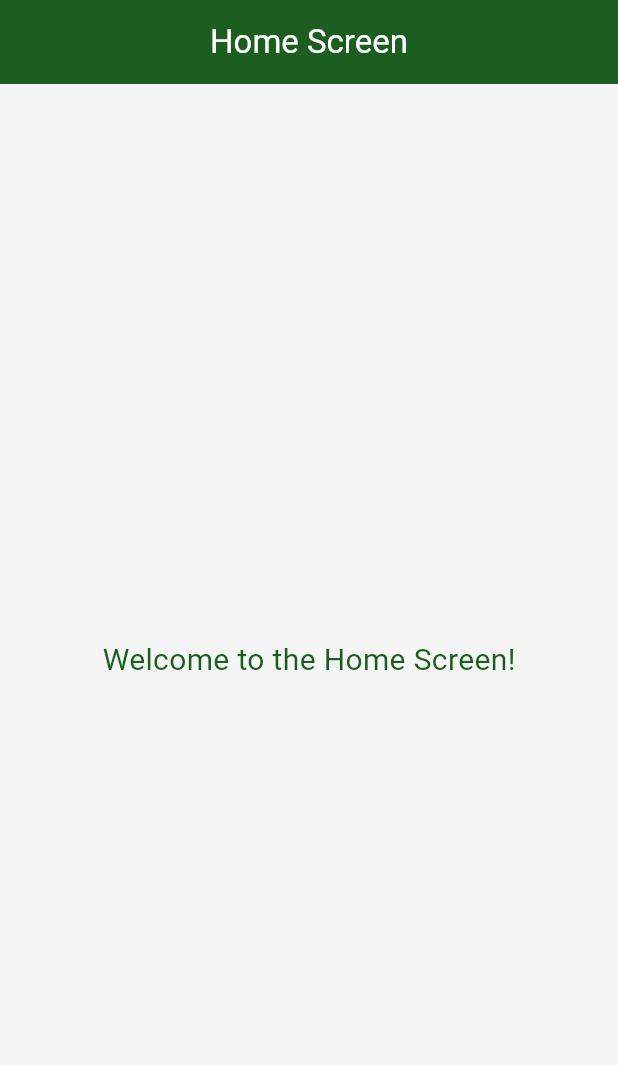
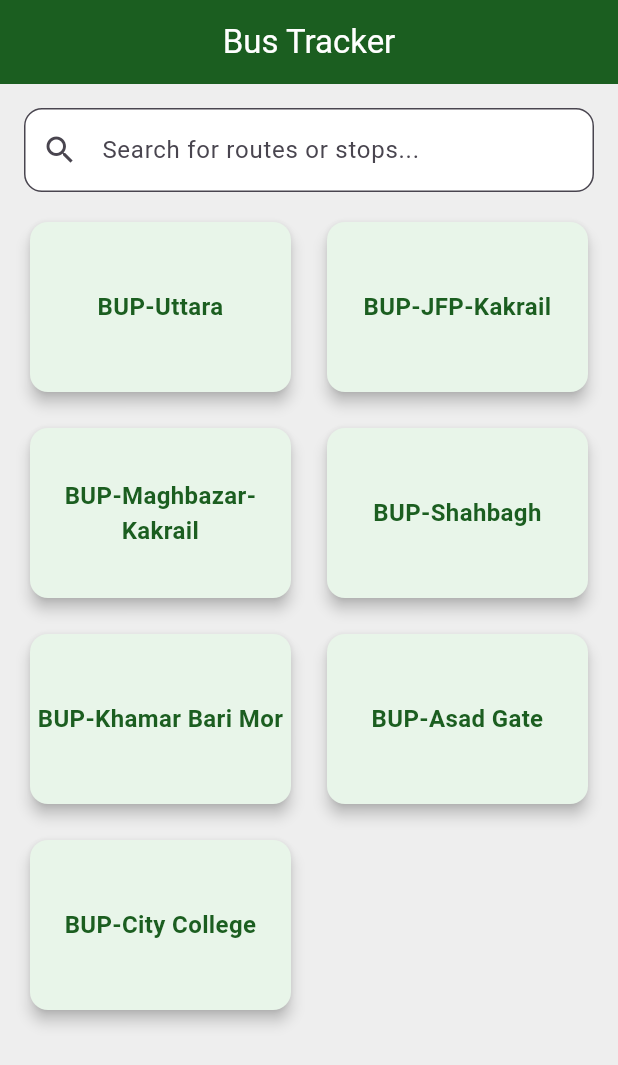
Before and after one commit to Samiul-Hossen-Sarkar-Santo/bus_tracker_user_app, a Flutter app: the screen it shows after launch, on a phone screen of 412 x 824 dp. Shown: the top 1065 px of the screen. Run offline on Flutter 3.47's test engine with Material 3 defaults, Android fonts, the phone set to English and light mode, and no system bars.

Commit message:
added bus route images and finalized the home screen

```diff
--- a/lib/main.dart
+++ b/lib/main.dart
@@ -8,7 +8,6 @@ void main() {
 class MyApp extends StatelessWidget {
   const MyApp({super.key});
 
-  // This widget is the root of your application.
   @override
   Widget build(BuildContext context) {
     return const MaterialApp(
--- /dev/null
+++ b/lib/models/route_model.dart
@@ -0,0 +1,38 @@
+enum RouteModel {
+  route1(
+    title: "BUP-Uttara",
+    image: "BUS_ROUTE_STD-0.png",
+  ),
+  route2(
+    title: "BUP-JFP-Kakrail",
+    image: "BUS_ROUTE_STD-1.png",
+  ),
+  route3(
+    title: "BUP-Maghbazar-Kakrail",
+    image: "BUS_ROUTE_STD-2.png",
+  ),
+  route4(
+    title: "BUP-Shahbagh",
+    image: "BUS_ROUTE_STD-3.png",
+  ),
+  route5(
+    title: "BUP-Khamar Bari Mor",
+    image: "BUS_ROUTE_STD-4.png",
+  ),
+  route6(
+    title: "BUP-Asad Gate",
+    image: "BUS_ROUTE_STD-5.png",
+  ),
+  route7(
+    title: "BUP-City College",
+    image: "BUS_ROUTE_STD-6.png",
+  );
+
+  const RouteModel({
+    required this.title,
+    required this.image,
+  });
+
+  final String title;
+  final String image;
+}
--- a/lib/screens/home.dart
+++ b/lib/screens/home.dart
@@ -1,3 +1,5 @@
+import 'package:bus_tracker_user_app/models/route_model.dart';
+import 'package:bus_tracker_user_app/screens/routes.dart';
 import 'package:flutter/material.dart';
 
 class HomeScreen extends StatelessWidget {
@@ -7,28 +9,79 @@ class HomeScreen extends StatelessWidget {
   Widget build(BuildContext context) {
     return Scaffold(
       appBar: AppBar(
+        title: const Text(
+          'Bus Tracker',
+          style: TextStyle(color: Colors.white),
+        ),
         backgroundColor: Colors.green[900],
         centerTitle: true,
-        title: const Text(
-          'Home Screen',
-          style: TextStyle(
-            color: Colors.white,
+      ),
+      body: Column(
+        children: [
+          // Search bar at the top
+          Padding(
+            padding: const EdgeInsets.all(16.0),
+            child: TextField(
+              decoration: InputDecoration(
+                hintText: 'Search for routes or stops...',
+                prefixIcon: const Icon(Icons.search),
+                border: OutlineInputBorder(
+                  borderRadius: BorderRadius.circular(12.0),
+                ),
+                filled: true,
+                fillColor: Colors.white,
               ),
             ),
           ),
-      body: Container(
-        padding: const EdgeInsets.all(16),
-        color: Colors.grey[100],
+          // Grid layout for bus routes
+          Expanded(
+            child: Padding(
+              padding: const EdgeInsets.symmetric(horizontal: 16.0),
+              child: GridView.builder(
+                gridDelegate: const SliverGridDelegateWithFixedCrossAxisCount(
+                  crossAxisCount: 2, // 2 cards per row
+                  mainAxisSpacing: 16.0,
+                  crossAxisSpacing: 16.0,
+                  childAspectRatio: 3 / 2, // Aspect ratio for cards
+                ),
+                itemCount: RouteModel.values.length,
+                itemBuilder: (context, index) {
+                  final route = RouteModel.values[index];
+                  return GestureDetector(
+                    onTap: () {
+                      Navigator.push(
+                        context,
+                        MaterialPageRoute(
+                          builder: (ctx) => Routes(routeModel: route),
+                        ),
+                      );
+                    },
+                    child: Card(
+                      elevation: 4,
+                      shape: RoundedRectangleBorder(
+                        borderRadius: BorderRadius.circular(12.0),
+                      ),
+                      color: Colors.green[50],
                       child: Center(
                         child: Text(
-            'Welcome to the Home Screen!',
+                          route.title,
                           style: TextStyle(
-              fontSize: 20.0,
                             color: Colors.green[900],
+                            fontWeight: FontWeight.bold,
+                            fontSize: 16.0,
                           ),
+                          textAlign: TextAlign.center,
                         ),
                       ),
                     ),
                   );
+                },
+              ),
+            ),
+          ),
+        ],
+      ),
+      backgroundColor: Colors.grey[200],
+    );
   }
 }
--- a/lib/screens/loading.dart
+++ b/lib/screens/loading.dart
@@ -22,7 +22,7 @@ class _LoadingScreenState extends State<LoadingScreen>
     // Initialize animation controller
     _animationController = AnimationController(
       vsync: this,
-      duration: const Duration(seconds: 2), // Total duration including morph
+      duration: const Duration(seconds: 3),
     );
 
     // Define animations
@@ -45,7 +45,7 @@ class _LoadingScreenState extends State<LoadingScreen>
     _animationController.forward();
 
     // Schedule the transition to HomeScreen
-    Future.delayed(const Duration(seconds: 2), () {
+    Future.delayed(const Duration(seconds: 3), () {
       Navigator.pushReplacement(
         context,
         MaterialPageRoute(builder: (context) => const HomeScreen()),
@@ -88,7 +88,7 @@ class _LoadingScreenState extends State<LoadingScreen>
             child: ScaleTransition(
               scale: _scaleAnimation,
               child: Image.asset(
-                'assets/images/BUP.png', // Replace with your PNG logo file path
+                'assets/images/BUP.png',
                 width: 150.0,
                 height: 150.0,
               ),
@@ -111,7 +111,7 @@ class _LoadingScreenState extends State<LoadingScreen>
 
   Widget _buildHomeMorph() {
     return Container(
-      color: Colors.grey[100], // Match the home screen background color
+      color: Colors.grey[100],
       child: Center(
         child: Opacity(
           opacity: _morphAnimation.value,
```
Also changed, not shown: lib/screens/routes.dart (added, +48 -0 lines), assets/images/BUS_ROUTE_STD-0.png (added), assets/images/BUS_ROUTE_STD-1.png (added), assets/images/BUS_ROUTE_STD-2.png (added), assets/images/BUS_ROUTE_STD-3.png (added), assets/images/BUS_ROUTE_STD-4.png (added), assets/images/BUS_ROUTE_STD-5.png (added), assets/images/BUS_ROUTE_STD-6.png (added). Lines whose indentation alone changed are shown as unchanged.
